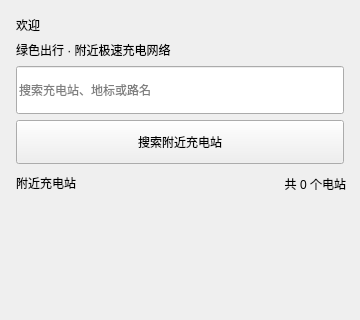
The window that client/mainwindow.ui (justinwills/ChargingPlatform) describes before a commit, drawn with Qt 5; both pictures show x 0 to 360 and y 0 to 320 of the 360 by 612 pixel window.
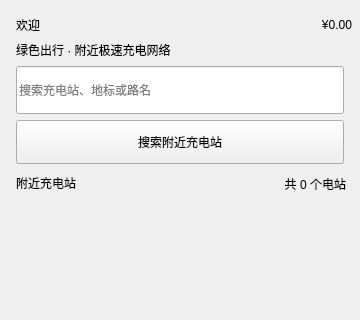
The same window after the commit. The open tabs and pages were chosen to show the change. Custom widgets are drawn as their Qt base class.

Commit message: Newest version of design and bug fixing

What changed in the file:
```diff
--- a/client/mainwindow.ui
+++ b/client/mainwindow.ui
@@ -633,6 +633,22 @@
        <string>绿色出行 · 附近极速充电网络</string>
       </property>
       </widget>
+      <widget class="QLabel" name="labelHomeBalance">
+       <property name="geometry">
+        <rect>
+         <x>240</x>
+         <y>10</y>
+         <width>112</width>
+         <height>30</height>
+        </rect>
+       </property>
+       <property name="text">
+        <string>¥0.00</string>
+       </property>
+       <property name="alignment">
+        <set>Qt::AlignRight|Qt::AlignVCenter</set>
+       </property>
+      </widget>
       <widget class="QLineEdit" name="editAddress">
        <property name="geometry">
         <rect>
```
The commit also changes 7 other files.
